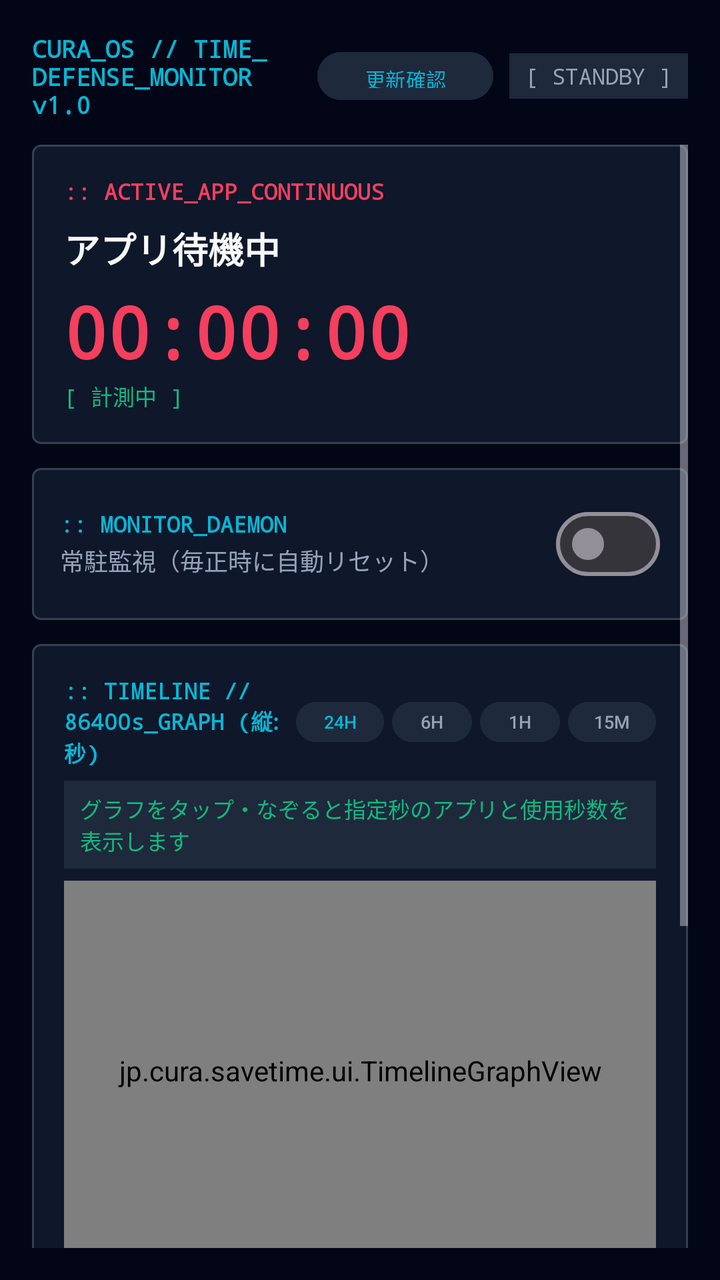
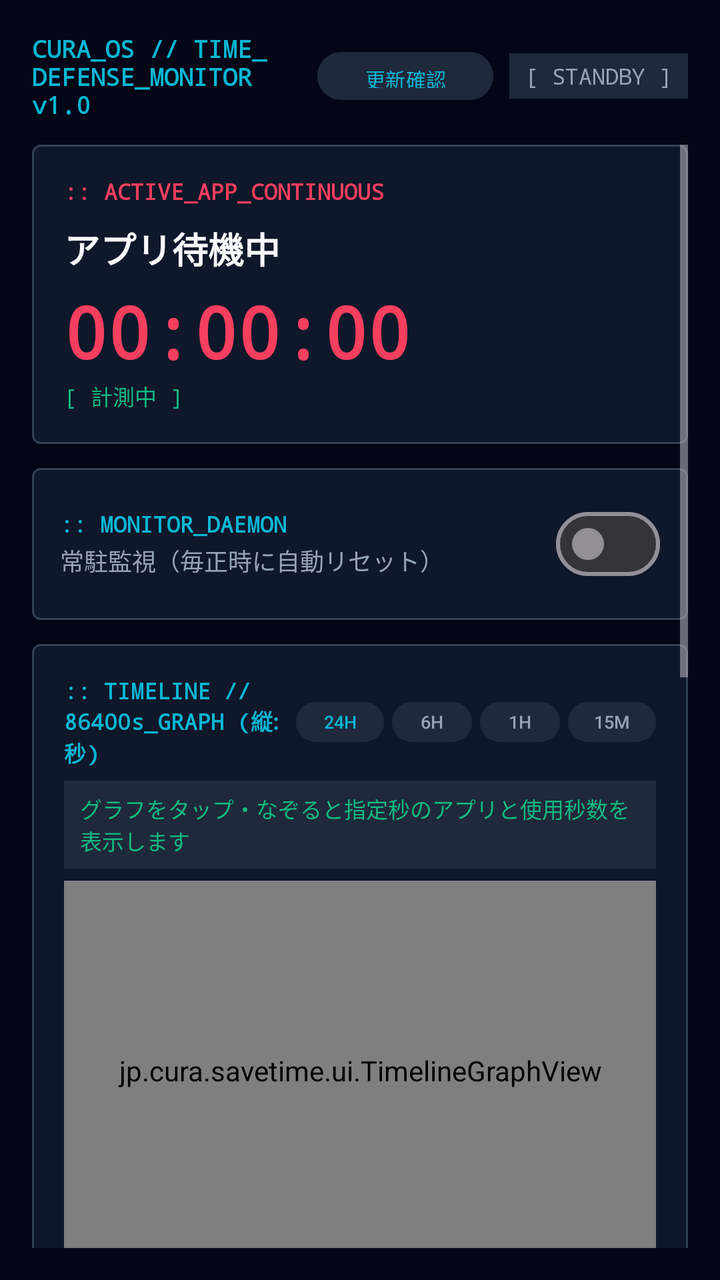

The first picture is an Android layout as it rendered before a commit; the second is the same layout after the commit. The layout source and the unified diff follow.
<!-- AndroidManifest.xml: application theme Theme.CuraSaveTime -->
<!-- res/layout/activity_main.xml -->
<?xml version="1.0" encoding="utf-8"?>
<LinearLayout xmlns:android="http://schemas.android.com/apk/res/android"
    xmlns:tools="http://schemas.android.com/tools"
    android:layout_width="match_parent"
    android:layout_height="match_parent"
    android:background="@color/bg_void"
    android:orientation="vertical"
    android:padding="16dp"
    tools:context=".MainActivity">

    
    <LinearLayout
        android:layout_width="match_parent"
        android:layout_height="wrap_content"
        android:layout_marginBottom="12dp"
        android:gravity="center_vertical"
        android:orientation="horizontal">

        <TextView
            android:layout_width="0dp"
            android:layout_height="wrap_content"
            android:layout_weight="1"
            android:fontFamily="monospace"
            android:text="@string/hud_header"
            android:textColor="@color/accent_cyan"
            android:textSize="12sp"
            android:textStyle="bold" />

        <Button
            android:id="@+id/btnCheckUpdate"
            android:layout_width="wrap_content"
            android:layout_height="32dp"
            android:layout_marginEnd="8dp"
            android:backgroundTint="@color/bg_surface"
            android:fontFamily="monospace"
            android:paddingHorizontal="10dp"
            android:text="更新確認"
            android:textColor="@color/accent_cyan"
            android:textSize="10sp" />

        <TextView
            android:id="@+id/tvStatusBadge"
            android:layout_width="wrap_content"
            android:layout_height="wrap_content"
            android:background="@color/bg_surface"
            android:fontFamily="monospace"
            android:paddingHorizontal="8dp"
            android:paddingVertical="4dp"
            android:text="[ STANDBY ]"
            android:textColor="@color/text_secondary"
            android:textSize="11sp" />
    </LinearLayout>

    <ScrollView
        android:layout_width="match_parent"
        android:layout_height="match_parent"
        android:fillViewport="true">

        <LinearLayout
            android:layout_width="match_parent"
            android:layout_height="wrap_content"
            android:orientation="vertical">

            
            <LinearLayout
                android:id="@+id/layoutPermissionBanner"
                android:layout_width="match_parent"
                android:layout_height="wrap_content"
                android:layout_marginBottom="12dp"
                android:background="@drawable/bg_tactical_card"
                android:orientation="vertical"
                android:padding="14dp"
                android:visibility="gone">

                <TextView
                    android:layout_width="wrap_content"
                    android:layout_height="wrap_content"
                    android:fontFamily="monospace"
                    android:text="@string/permission_required_title"
                    android:textColor="@color/accent_crimson"
                    android:textSize="12sp"
                    android:textStyle="bold" />

                <TextView
                    android:layout_width="match_parent"
                    android:layout_height="wrap_content"
                    android:layout_marginTop="4dp"
                    android:text="@string/permission_required_desc"
                    android:textColor="@color/text_secondary"
                    android:textSize="12sp" />

                <Button
                    android:id="@+id/btnGrantPermission"
                    android:layout_width="wrap_content"
                    android:layout_height="36dp"
                    android:layout_marginTop="8dp"
                    android:backgroundTint="@color/accent_crimson"
                    android:text="@string/grant_permission"
                    android:textColor="@color/text_primary"
                    android:textSize="12sp" />
            </LinearLayout>

            
            <LinearLayout
                android:id="@+id/layoutOverlayPermissionBanner"
                android:layout_width="match_parent"
                android:layout_height="wrap_content"
                android:layout_marginBottom="12dp"
                android:background="@drawable/bg_tactical_card"
                android:orientation="vertical"
                android:padding="14dp"
                android:visibility="gone">

                <TextView
                    android:layout_width="wrap_content"
                    android:layout_height="wrap_content"
                    android:fontFamily="monospace"
                    android:text=":: OVERLAY_PERMISSION_REQUIRED"
                    android:textColor="@color/accent_cyan"
                    android:textSize="12sp"
                    android:textStyle="bold" />

                <TextView
                    android:layout_width="match_parent"
                    android:layout_height="wrap_content"
                    android:layout_marginTop="4dp"
                    android:text="画面端から覗き込むCuraと吹き出しを表示するために「他のアプリの上に重ねて表示」権限を許可してください。"
                    android:textColor="@color/text_secondary"
                    android:textSize="12sp" />

                <Button
                    android:id="@+id/btnGrantOverlayPermission"
                    android:layout_width="wrap_content"
                    android:layout_height="36dp"
                    android:layout_marginTop="8dp"
                    android:backgroundTint="@color/accent_cyan"
                    android:text="重ねて表示を許可する"
                    android:textColor="@color/bg_void"
                    android:textSize="12sp" />
            </LinearLayout>

            
            <LinearLayout
                android:id="@+id/layoutAccessibilityBanner"
                android:layout_width="match_parent"
                android:layout_height="wrap_content"
                android:layout_marginBottom="12dp"
                android:background="@drawable/bg_tactical_card"
                android:orientation="vertical"
                android:padding="14dp"
                android:visibility="gone">

                <TextView
                    android:layout_width="wrap_content"
                    android:layout_height="wrap_content"
                    android:fontFamily="monospace"
                    android:text="@string/accessibility_required_title"
                    android:textColor="@color/accent_amber"
                    android:textSize="12sp"
                    android:textStyle="bold" />

                <TextView
                    android:layout_width="match_parent"
                    android:layout_height="wrap_content"
                    android:layout_marginTop="4dp"
                    android:text="@string/accessibility_required_desc"
                    android:textColor="@color/text_secondary"
                    android:textSize="12sp" />

                <Button
                    android:id="@+id/btnGrantAccessibility"
                    android:layout_width="wrap_content"
                    android:layout_height="36dp"
                    android:layout_marginTop="8dp"
                    android:backgroundTint="@color/accent_amber"
                    android:text="@string/grant_accessibility"
                    android:textColor="@color/bg_void"
                    android:textSize="12sp" />
            </LinearLayout>

            
            <LinearLayout
                android:layout_width="match_parent"
                android:layout_height="wrap_content"
                android:layout_marginBottom="12dp"
                android:background="@drawable/bg_tactical_card"
                android:orientation="vertical"
                android:padding="16dp">

                <LinearLayout
                    android:layout_width="match_parent"
                    android:layout_height="wrap_content"
                    android:gravity="center_vertical"
                    android:orientation="horizontal">

                    <TextView
                        android:layout_width="0dp"
                        android:layout_height="wrap_content"
                        android:layout_weight="1"
                        android:fontFamily="monospace"
                        android:text="@string/active_app_title"
                        android:textColor="@color/accent_crimson"
                        android:textSize="11sp"
                        android:textStyle="bold" />

                    <Button
                        android:id="@+id/btnExcludeCurrentApp"
                        android:layout_width="wrap_content"
                        android:layout_height="28dp"
                        android:backgroundTint="@color/bg_surface"
                        android:text="このアプリを除外"
                        android:textColor="@color/accent_crimson"
                        android:textSize="10sp"
                        android:visibility="gone" />
                </LinearLayout>

                <TextView
                    android:id="@+id/tvActiveAppName"
                    android:layout_width="wrap_content"
                    android:layout_height="wrap_content"
                    android:layout_marginTop="8dp"
                    android:text="@string/no_active_session"
                    android:textColor="@color/text_primary"
                    android:textSize="18sp"
                    android:textStyle="bold" />

                
                <TextView
                    android:id="@+id/tvContinuousTimer"
                    android:layout_width="wrap_content"
                    android:layout_height="wrap_content"
                    android:layout_marginTop="4dp"
                    android:fontFamily="monospace"
                    android:text="00:00:00"
                    android:textColor="@color/accent_crimson"
                    android:textSize="36sp"
                    android:textStyle="bold" />

                <TextView
                    android:id="@+id/tvBufferStatus"
                    android:layout_width="wrap_content"
                    android:layout_height="wrap_content"
                    android:fontFamily="monospace"
                    android:text="[ 計測中 ]"
                    android:textColor="@color/accent_lime"
                    android:textSize="11sp" />
            </LinearLayout>

            
            <LinearLayout
                android:layout_width="match_parent"
                android:layout_height="wrap_content"
                android:layout_marginBottom="12dp"
                android:background="@drawable/bg_tactical_card"
                android:gravity="center_vertical"
                android:orientation="horizontal"
                android:padding="14dp">

                <LinearLayout
                    android:layout_width="0dp"
                    android:layout_height="wrap_content"
                    android:layout_weight="1"
                    android:orientation="vertical">

                    <TextView
                        android:layout_width="wrap_content"
                        android:layout_height="wrap_content"
                        android:fontFamily="monospace"
                        android:text="@string/service_toggle_title"
                        android:textColor="@color/accent_cyan"
                        android:textSize="11sp"
                        android:textStyle="bold" />

                    <TextView
                        android:layout_width="wrap_content"
                        android:layout_height="wrap_content"
                        android:layout_marginTop="2dp"
                        android:text="常駐監視（毎正時に自動リセット）"
                        android:textColor="@color/text_secondary"
                        android:textSize="12sp" />
                </LinearLayout>

                <com.google.android.material.materialswitch.MaterialSwitch
                    android:id="@+id/switchMonitorDaemon"
                    android:layout_width="wrap_content"
                    android:layout_height="wrap_content" />
            </LinearLayout>

            
            <LinearLayout
                android:layout_width="match_parent"
                android:layout_height="wrap_content"
                android:layout_marginBottom="12dp"
                android:background="@drawable/bg_tactical_card"
                android:orientation="vertical"
                android:padding="16dp">

                <LinearLayout
                    android:layout_width="match_parent"
                    android:layout_height="wrap_content"
                    android:layout_marginBottom="6dp"
                    android:gravity="center_vertical"
                    android:orientation="horizontal">

                    <TextView
                        android:layout_width="0dp"
                        android:layout_height="wrap_content"
                        android:layout_weight="1"
                        android:fontFamily="monospace"
                        android:text=":: TIMELINE // 86400s_GRAPH (縦:秒)"
                        android:textColor="@color/accent_cyan"
                        android:textSize="11sp"
                        android:textStyle="bold" />

                    <Button
                        android:id="@+id/btnZoom24h"
                        android:layout_width="wrap_content"
                        android:layout_height="28dp"
                        android:layout_marginEnd="4dp"
                        android:backgroundTint="@color/bg_surface"
                        android:minWidth="44dp"
                        android:paddingHorizontal="6dp"
                        android:paddingVertical="0dp"
                        android:text="24H"
                        android:textColor="@color/accent_cyan"
                        android:textSize="9sp" />

                    <Button
                        android:id="@+id/btnZoom6h"
                        android:layout_width="wrap_content"
                        android:layout_height="28dp"
                        android:layout_marginEnd="4dp"
                        android:backgroundTint="@color/bg_surface"
                        android:minWidth="40dp"
                        android:paddingHorizontal="6dp"
                        android:paddingVertical="0dp"
                        android:text="6H"
                        android:textColor="@color/text_secondary"
                        android:textSize="9sp" />

                    <Button
                        android:id="@+id/btnZoom1h"
                        android:layout_width="wrap_content"
                        android:layout_height="28dp"
                        android:layout_marginEnd="4dp"
                        android:backgroundTint="@color/bg_surface"
                        android:minWidth="40dp"
                        android:paddingHorizontal="6dp"
                        android:paddingVertical="0dp"
                        android:text="1H"
                        android:textColor="@color/text_secondary"
                        android:textSize="9sp" />

                    <Button
                        android:id="@+id/btnZoom15m"
                        android:layout_width="wrap_content"
                        android:layout_height="28dp"
                        android:backgroundTint="@color/bg_surface"
                        android:minWidth="44dp"
                        android:paddingHorizontal="6dp"
                        android:paddingVertical="0dp"
                        android:text="15M"
                        android:textColor="@color/text_secondary"
                        android:textSize="9sp" />
                </LinearLayout>

                
                <TextView
                    android:id="@+id/tvTimelineInspector"
                    android:layout_width="match_parent"
                    android:layout_height="wrap_content"
                    android:layout_marginBottom="6dp"
                    android:background="@color/bg_surface"
                    android:fontFamily="monospace"
                    android:paddingHorizontal="8dp"
                    android:paddingVertical="6dp"
                    android:text="グラフをタップ・なぞると指定秒のアプリと使用秒数を表示します"
                    android:textColor="@color/accent_lime"
                    android:textSize="11sp" />

                
                <jp.cura.savetime.ui.TimelineGraphView
                    android:id="@+id/timelineGraphView"
                    android:layout_width="match_parent"
                    android:layout_height="190dp"
                    android:layout_marginBottom="8dp" />

                
                <LinearLayout
                    android:id="@+id/layoutTimelineLegend"
                    android:layout_width="match_parent"
                    android:layout_height="wrap_content"
                    android:layout_marginBottom="10dp"
                    android:orientation="vertical" />

                <TextView
                    android:layout_width="wrap_content"
                    android:layout_height="wrap_content"
                    android:layout_marginBottom="6dp"
                    android:fontFamily="monospace"
                    android:text=":: RECENT_SWITCH_LOG (直近の切り替え)"
                    android:textColor="@color/text_secondary"
                    android:textSize="10sp"
                    android:textStyle="bold" />

                <LinearLayout
                    android:id="@+id/layoutTimelineList"
                    android:layout_width="match_parent"
                    android:layout_height="wrap_content"
                    android:orientation="vertical" />
            </LinearLayout>

            
            <LinearLayout
                android:layout_width="match_parent"
                android:layout_height="wrap_content"
                android:layout_marginBottom="12dp"
                android:background="@drawable/bg_tactical_card"
                android:orientation="vertical"
                android:padding="16dp">

                <LinearLayout
                    android:layout_width="match_parent"
                    android:layout_height="wrap_content"
                    android:layout_marginBottom="8dp"
                    android:gravity="center_vertical"
                    android:orientation="horizontal">

                    <TextView
                        android:layout_width="0dp"
                        android:layout_height="wrap_content"
                        android:layout_weight="1"
                        android:fontFamily="monospace"
                        android:text=":: EXCLUSIONS // 監視除外アプリ"
                        android:textColor="@color/accent_amber"
                        android:textSize="11sp"
                        android:textStyle="bold" />

                    <Button
                        android:id="@+id/btnAddExclusion"
                        android:layout_width="wrap_content"
                        android:layout_height="30dp"
                        android:backgroundTint="@color/accent_amber"
                        android:paddingHorizontal="10dp"
                        android:text="+ アプリを選んで除外"
                        android:textColor="@color/bg_void"
                        android:textSize="10sp"
                        android:textStyle="bold" />
                </LinearLayout>

                <LinearLayout
                    android:id="@+id/layoutExclusionsList"
                    android:layout_width="match_parent"
                    android:layout_height="wrap_content"
                    android:orientation="vertical" />
            </LinearLayout>

            
            <LinearLayout
                android:layout_width="match_parent"
                android:layout_height="wrap_content"
                android:layout_marginBottom="16dp"
                android:background="@drawable/bg_tactical_card"
                android:orientation="vertical"
                android:padding="16dp">

                <TextView
                    android:layout_width="wrap_content"
                    android:layout_height="wrap_content"
                    android:layout_marginBottom="8dp"
                    android:fontFamily="monospace"
                    android:text="@string/worst_ranking_title"
                    android:textColor="@color/accent_lime"
                    android:textSize="11sp"
                    android:textStyle="bold" />

                <LinearLayout
                    android:id="@+id/layoutRankingList"
                    android:layout_width="match_parent"
                    android:layout_height="wrap_content"
                    android:orientation="vertical" />
            </LinearLayout>

        </LinearLayout>
    </ScrollView>

</LinearLayout>
<!-- resources referenced by this layout -->
<resources>
  <color name="accent_amber">#F59E0B</color>
  <color name="accent_crimson">#F43F5E</color>
  <color name="accent_cyan">#06B6D4</color>
  <color name="accent_lime">#10B981</color>
  <color name="bg_surface">#1E293B</color>
  <color name="bg_void">#020617</color>
  <color name="text_primary">#F8FAFC</color>
  <color name="text_secondary">#94A3B8</color>
  <!-- drawable bg_tactical_card (drawable) -->
  <?xml version="1.0" encoding="utf-8"?>
  <shape xmlns:android="http://schemas.android.com/apk/res/android"
      android:shape="rectangle">
      <solid android:color="@color/bg_panel" />
      <stroke
          android:width="1dp"
          android:color="@color/border_frame" />
      <corners android:radius="4dp" />
  </shape>
  <string name="accessibility_required_desc">アプリの起動・切り替えを即座に認識するため、「ユーザー補助」をONにしてください。</string>
  <string name="accessibility_required_title">:: ACCESSIBILITY_REQUIRED</string>
  <string name="active_app_title">:: ACTIVE_APP_CONTINUOUS</string>
  <string name="grant_accessibility">ユーザー補助を設定する</string>
  <string name="grant_permission">権限を許可する</string>
  <string name="hud_header">CURA_OS // TIME_DEFENSE_MONITOR v1.0</string>
  <string name="no_active_session">アプリ待機中</string>
  <string name="permission_required_desc">連続使用時間を正確に計測するため、「使用状況へのアクセス」権限が必要です。</string>
  <string name="permission_required_title">:: USAGE_ACCESS_REQUIRED</string>
  <string name="service_toggle_title">:: MONITOR_DAEMON</string>
  <string name="worst_ranking_title">:: WORST_CONTINUOUS_RANKING</string>
  <style name="Theme.CuraSaveTime" parent="Theme.Material3.Dark.NoActionBar">
          <item name="android:statusBarColor">@color/bg_void</item>
          <item name="android:navigationBarColor">@color/bg_void</item>
          <item name="android:windowBackground">@color/bg_void</item>
          <item name="colorPrimary">@color/accent_crimson</item>
          <item name="colorSecondary">@color/accent_cyan</item>
      </style>
  <color name="bg_panel">#0F172A</color>
  <color name="border_frame">#334155</color>
</resources>

<!-- the commit's change to res/layout/activity_main.xml (unified diff, before → after) -->
@@ -459,6 +459,136 @@
             <LinearLayout
                 android:layout_width="match_parent"
                 android:layout_height="wrap_content"
+                android:layout_marginBottom="12dp"
+                android:background="@drawable/bg_tactical_card"
+                android:orientation="vertical"
+                android:padding="16dp">
+
+                <LinearLayout
+                    android:layout_width="match_parent"
+                    android:layout_height="wrap_content"
+                    android:layout_marginBottom="6dp"
+                    android:gravity="center_vertical"
+                    android:orientation="horizontal">
+
+                    <TextView
+                        android:layout_width="0dp"
+                        android:layout_height="wrap_content"
+                        android:layout_weight="1"
+                        android:fontFamily="monospace"
+                        android:text=":: GAME_GHOST_MODE // 半透明・当たり判定なし"
+                        android:textColor="@color/accent_cyan"
+                        android:textSize="11sp"
+                        android:textStyle="bold" />
+
+                    <Button
+                        android:id="@+id/btnAddGhostApp"
+                        android:layout_width="wrap_content"
+                        android:layout_height="30dp"
+                        android:backgroundTint="@color/accent_cyan"
+                        android:paddingHorizontal="10dp"
+                        android:text="+ アプリを選んで追加"
+                        android:textColor="@color/bg_void"
+                        android:textSize="10sp"
+                        android:textStyle="bold" />
+                </LinearLayout>
+
+                <TextView
+                    android:layout_width="match_parent"
+                    android:layout_height="wrap_content"
+                    android:layout_marginBottom="6dp"
+                    android:text="指定アプリ（ゲーム等）使用中はCuraを半透明にし、当たり判定を完全に無効化（背面へタッチ透過）します。5分ごとのメッセージ通知はそのまま表示されます。"
+                    android:textColor="@color/text_secondary"
+                    android:textSize="11sp" />
+
+                <LinearLayout
+                    android:layout_width="match_parent"
+                    android:layout_height="wrap_content"
+                    android:layout_marginBottom="8dp"
+                    android:gravity="center_vertical"
+                    android:orientation="horizontal">
+
+                    <TextView
+                        android:layout_width="0dp"
+                        android:layout_height="wrap_content"
+                        android:layout_weight="1"
+                        android:text="ゲームカテゴリのアプリを自動で半透明・透過にする"
+                        android:textColor="@color/text_primary"
+                        android:textSize="12sp" />
+
+                    <com.google.android.material.materialswitch.MaterialSwitch
+                        android:id="@+id/switchAutoGameGhost"
+                        android:layout_width="wrap_content"
+                        android:layout_height="wrap_content" />
+                </LinearLayout>
+
+                <LinearLayout
+                    android:id="@+id/layoutGhostAppsList"
+                    android:layout_width="match_parent"
+                    android:layout_height="wrap_content"
+                    android:orientation="vertical" />
+            </LinearLayout>
+
+            
+            <LinearLayout
+                android:layout_width="match_parent"
+                android:layout_height="wrap_content"
+                android:layout_marginBottom="12dp"
+                android:background="@drawable/bg_tactical_card"
+                android:orientation="vertical"
+                android:padding="16dp">
+
+                <TextView
+                    android:layout_width="wrap_content"
+                    android:layout_height="wrap_content"
+                    android:layout_marginBottom="4dp"
+                    android:fontFamily="monospace"
+                    android:text=":: CURA_5MIN_DIALOGUE // 5分周期セリフ枠・AI連携"
+                    android:textColor="@color/accent_lime"
+                    android:textSize="11sp"
+                    android:textStyle="bold" />
+
+                <TextView
+                    android:layout_width="match_parent"
+                    android:layout_height="wrap_content"
+                    android:layout_marginBottom="8dp"
+                    android:text="アプリ5分ごと・画面5分ごとに表示するセリフ枠です。「AI用プロンプトをコピー」して他のAIに出力させたJSONをそのまま貼り付けて反映できます。"
+                    android:textColor="@color/text_secondary"
+                    android:textSize="11sp" />
+
+                <LinearLayout
+                    android:layout_width="match_parent"
+                    android:layout_height="wrap_content"
+                    android:orientation="horizontal">
+
+                    <Button
+                        android:id="@+id/btnCopyAiPrompt"
+                        android:layout_width="0dp"
+                        android:layout_height="36dp"
+                        android:layout_marginEnd="6dp"
+                        android:layout_weight="1"
+                        android:backgroundTint="@color/bg_surface"
+                        android:text="AI用プロンプトをコピー"
+                        android:textColor="@color/accent_cyan"
+                        android:textSize="11sp" />
+
+                    <Button
+                        android:id="@+id/btnEditDialogueJson"
+                        android:layout_width="0dp"
+                        android:layout_height="36dp"
+                        android:layout_weight="1"
+                        android:backgroundTint="@color/accent_lime"
+                        android:text="セリフ枠(JSON)を貼付・編集"
+                        android:textColor="@color/bg_void"
+                        android:textSize="11sp"
+                        android:textStyle="bold" />
+                </LinearLayout>
+            </LinearLayout>
+
+            
+            <LinearLayout
+                android:layout_width="match_parent"
+                android:layout_height="wrap_content"
                 android:layout_marginBottom="16dp"
                 android:background="@drawable/bg_tactical_card"
                 android:orientation="vertical"
